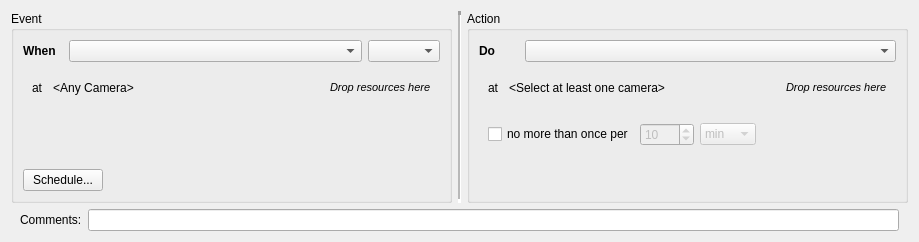
This is client/src/ui/widgets/business/business_rule_widget.ui in networkoptix/nx_open as Qt 5 draws it before an edit. The edited form follows.
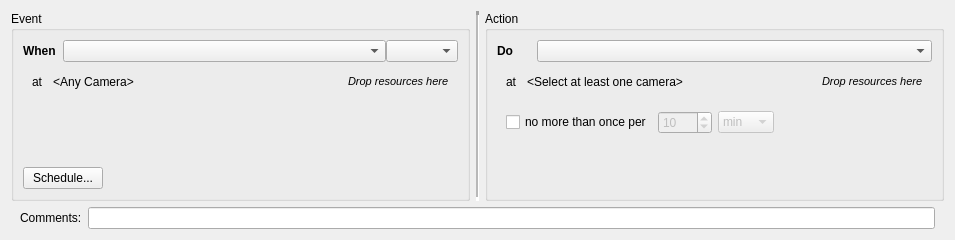
This is the edited form. Icons and pictures are not drawn.

Commit message:
E&A: working on rules 'Advanced' ui
<==== Mercurial data ====>
Branch: master

```diff
--- a/client/src/ui/widgets/business/business_rule_widget.ui
+++ b/client/src/ui/widgets/business/business_rule_widget.ui
@@ -6,7 +6,7 @@
    <rect>
     <x>0</x>
     <y>0</y>
-    <width>919</width>
+    <width>955</width>
     <height>240</height>
    </rect>
   </property>
@@ -29,7 +29,7 @@
        </property>
        <layout class="QVBoxLayout" name="verticalLayout">
         <property name="spacing">
-         <number>6</number>
+         <number>0</number>
         </property>
         <item>
          <layout class="QHBoxLayout" name="horizontalLayout_3" stretch="0,1,0">
@@ -139,7 +139,7 @@
           <property name="sizeHint" stdset="0">
            <size>
             <width>20</width>
-            <height>40</height>
+            <height>1</height>
            </size>
           </property>
          </spacer>
@@ -187,7 +187,7 @@
        </property>
        <layout class="QVBoxLayout" name="verticalLayout_2">
         <property name="spacing">
-         <number>6</number>
+         <number>0</number>
         </property>
         <item>
          <layout class="QHBoxLayout" name="horizontalLayout_4" stretch="0,1">
```
Left out of the diff: 6 changed lines with no effect on the pictures. The commit also changes 3 other files.
